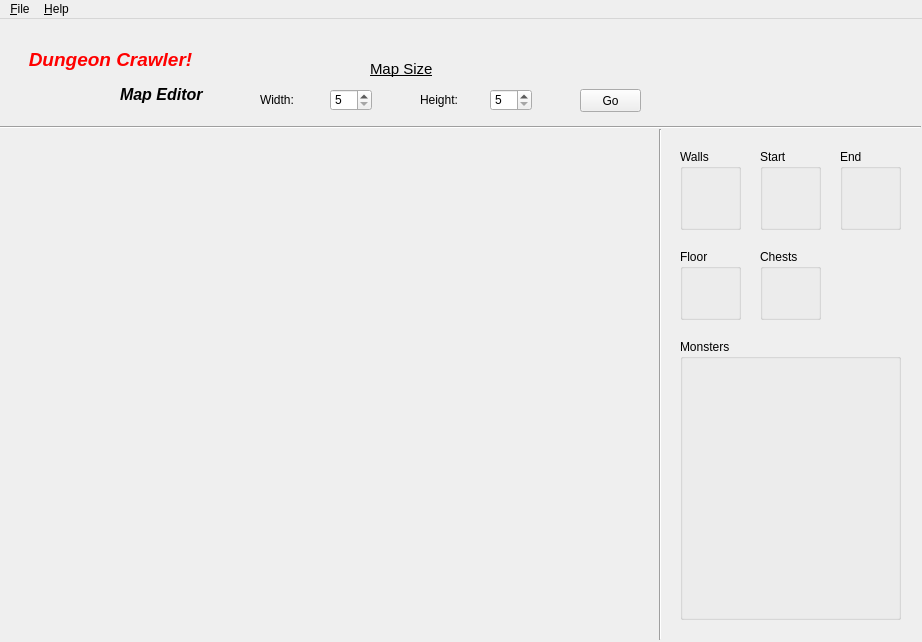
This is Project/DnD_Game/mapcreator.ui in ChrisMukherjee/COMP345-Project as Qt 5 draws it before an edit. The edited form follows.
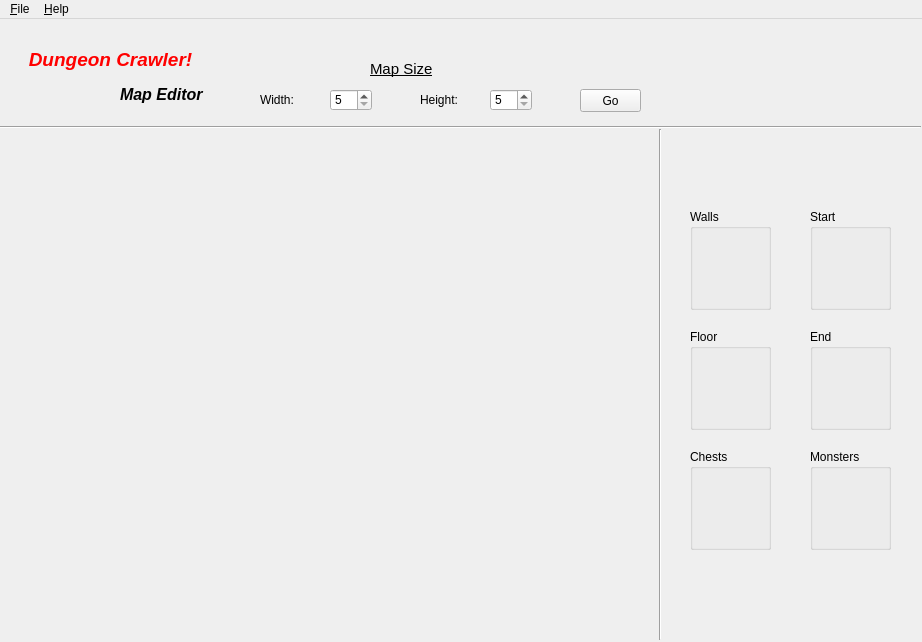
This is the edited form. Icons and pictures are not drawn. Custom widgets are drawn as their Qt base class.

```diff
--- a/Project/DnD_Game/mapcreator.ui
+++ b/Project/DnD_Game/mapcreator.ui
@@ -153,10 +153,10 @@
    <widget class="QGroupBox" name="wallGroup">
     <property name="geometry">
      <rect>
-      <x>680</x>
-      <y>130</y>
-      <width>61</width>
-      <height>81</height>
+      <x>690</x>
+      <y>190</y>
+      <width>81</width>
+      <height>101</height>
      </rect>
     </property>
     <property name="title">
@@ -166,9 +166,9 @@
      <property name="geometry">
       <rect>
        <x>10</x>
-       <y>30</y>
-       <width>41</width>
-       <height>41</height>
+       <y>20</y>
+       <width>64</width>
+       <height>64</height>
       </rect>
      </property>
      <property name="text">
@@ -182,10 +182,10 @@
    <widget class="QGroupBox" name="startGroup">
     <property name="geometry">
      <rect>
-      <x>760</x>
-      <y>130</y>
-      <width>61</width>
-      <height>81</height>
+      <x>810</x>
+      <y>190</y>
+      <width>81</width>
+      <height>101</height>
      </rect>
     </property>
     <property name="title">
@@ -196,8 +196,8 @@
       <rect>
        <x>10</x>
        <y>20</y>
-       <width>31</width>
-       <height>51</height>
+       <width>64</width>
+       <height>64</height>
       </rect>
      </property>
      <property name="text">
@@ -211,10 +211,10 @@
    <widget class="QGroupBox" name="endGroup">
     <property name="geometry">
      <rect>
-      <x>840</x>
-      <y>130</y>
-      <width>61</width>
-      <height>81</height>
+      <x>810</x>
+      <y>310</y>
+      <width>81</width>
+      <height>101</height>
      </rect>
     </property>
     <property name="title">
@@ -225,8 +225,8 @@
       <rect>
        <x>10</x>
        <y>20</y>
-       <width>31</width>
-       <height>51</height>
+       <width>64</width>
+       <height>64</height>
       </rect>
      </property>
      <property name="text">
@@ -240,10 +240,10 @@
    <widget class="QGroupBox" name="chestGroup">
     <property name="geometry">
      <rect>
-      <x>760</x>
-      <y>230</y>
-      <width>61</width>
-      <height>71</height>
+      <x>690</x>
+      <y>430</y>
+      <width>81</width>
+      <height>101</height>
      </rect>
     </property>
     <property name="title">
@@ -254,8 +254,8 @@
       <rect>
        <x>10</x>
        <y>20</y>
-       <width>41</width>
-       <height>41</height>
+       <width>64</width>
+       <height>64</height>
       </rect>
      </property>
      <property name="text">
@@ -269,10 +269,10 @@
    <widget class="QGroupBox" name="monsterGroup">
     <property name="geometry">
      <rect>
-      <x>680</x>
-      <y>320</y>
-      <width>221</width>
-      <height>281</height>
+      <x>810</x>
+      <y>430</y>
+      <width>81</width>
+      <height>101</height>
      </rect>
     </property>
     <property name="title">
@@ -283,8 +283,8 @@
       <rect>
        <x>10</x>
        <y>20</y>
-       <width>46</width>
-       <height>41</height>
+       <width>64</width>
+       <height>64</height>
       </rect>
      </property>
      <property name="text">
@@ -298,10 +298,10 @@
    <widget class="QGroupBox" name="emptyGroup">
     <property name="geometry">
      <rect>
-      <x>680</x>
-      <y>230</y>
-      <width>61</width>
-      <height>71</height>
+      <x>690</x>
+      <y>310</y>
+      <width>81</width>
+      <height>101</height>
      </rect>
     </property>
     <property name="title">
@@ -312,8 +312,8 @@
       <rect>
        <x>10</x>
        <y>20</y>
-       <width>41</width>
-       <height>41</height>
+       <width>64</width>
+       <height>64</height>
       </rect>
      </property>
      <property name="text">
```
Left out of the diff: 2 changed lines with no effect on the pictures.
